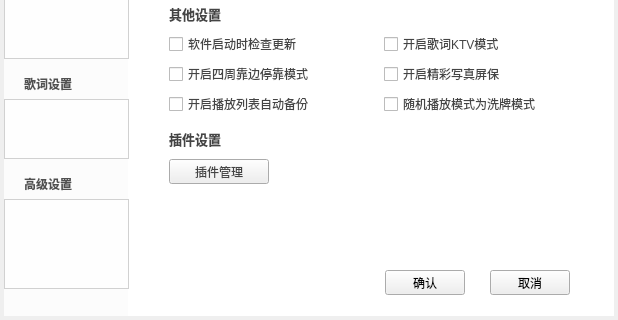
First picture: the form in TTKModule/TTKWidget/musicUiKits/musicWidgetKits/musicsettingwidget.ui, repository Greedysky/TTKMusicPlayer, before the edit; both pictures show x 0 to 618 and y 150 to 470 of the 618 by 470 pixel window.
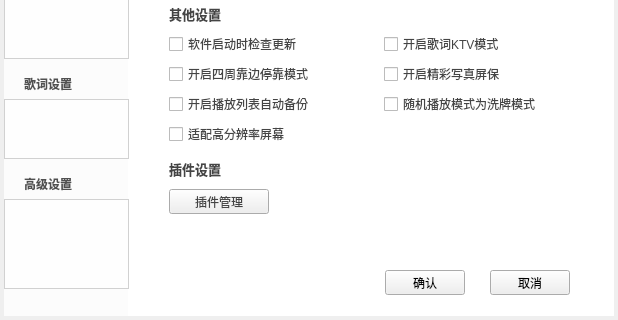
Second picture: the form after the edit. The open tabs and pages were chosen to show the change. Icons and pictures are not drawn. Custom widgets are drawn as their Qt base class.

Commit message: feat: Add high DPI scaling[403662]

Patch:
```diff
--- a/TTKModule/TTKWidget/musicUiKits/musicWidgetKits/musicsettingwidget.ui
+++ b/TTKModule/TTKWidget/musicUiKits/musicWidgetKits/musicsettingwidget.ui
@@ -1371,7 +1371,7 @@
      <property name="geometry">
       <rect>
        <x>25</x>
-       <y>240</y>
+       <y>270</y>
        <width>415</width>
        <height>20</height>
       </rect>
@@ -1389,7 +1389,7 @@
      <property name="geometry">
       <rect>
        <x>25</x>
-       <y>270</y>
+       <y>300</y>
        <width>100</width>
        <height>25</height>
       </rect>
@@ -1424,6 +1424,19 @@
       <string>随机播放模式为洗牌模式</string>
      </property>
     </widget>
+    <widget class="QCheckBox" name="otherHighDpiScalingCheckBox">
+     <property name="geometry">
+      <rect>
+       <x>25</x>
+       <y>235</y>
+       <width>210</width>
+       <height>20</height>
+      </rect>
+     </property>
+     <property name="text">
+      <string>适配高分辨率屏幕</string>
+     </property>
+    </widget>
    </widget>
    <widget class="QWidget" name="six">
     <widget class="TTKThemeLineLabel" name="DbaseSetSongWordWidget">
```
The commit also changes 9 other files.
